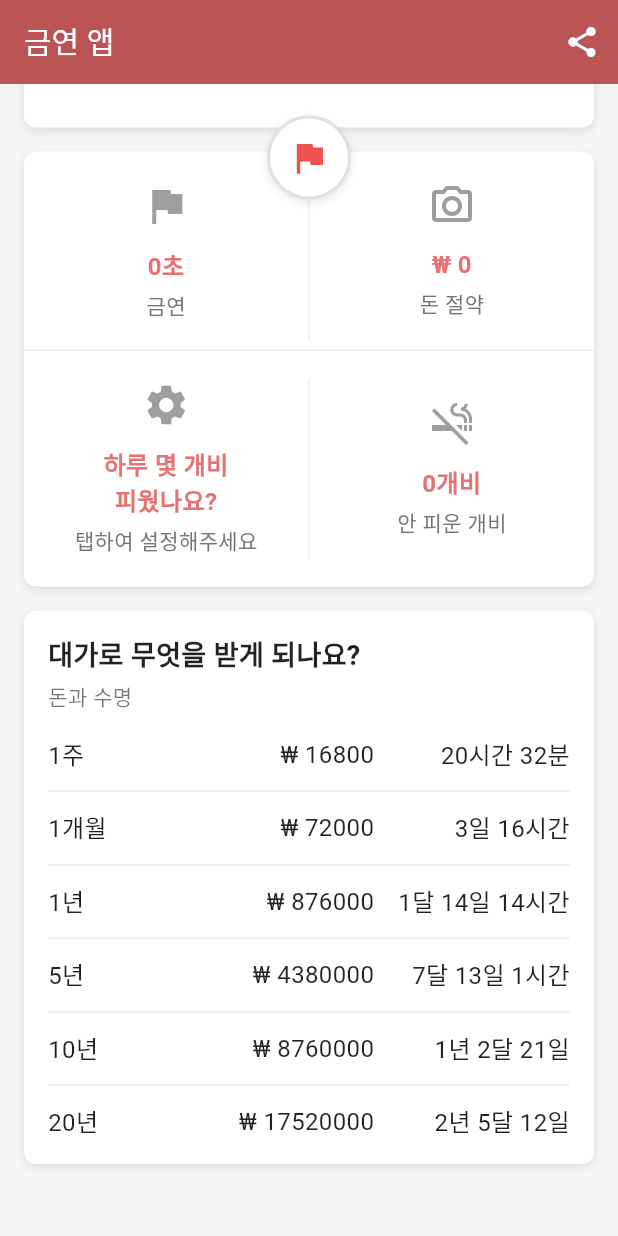
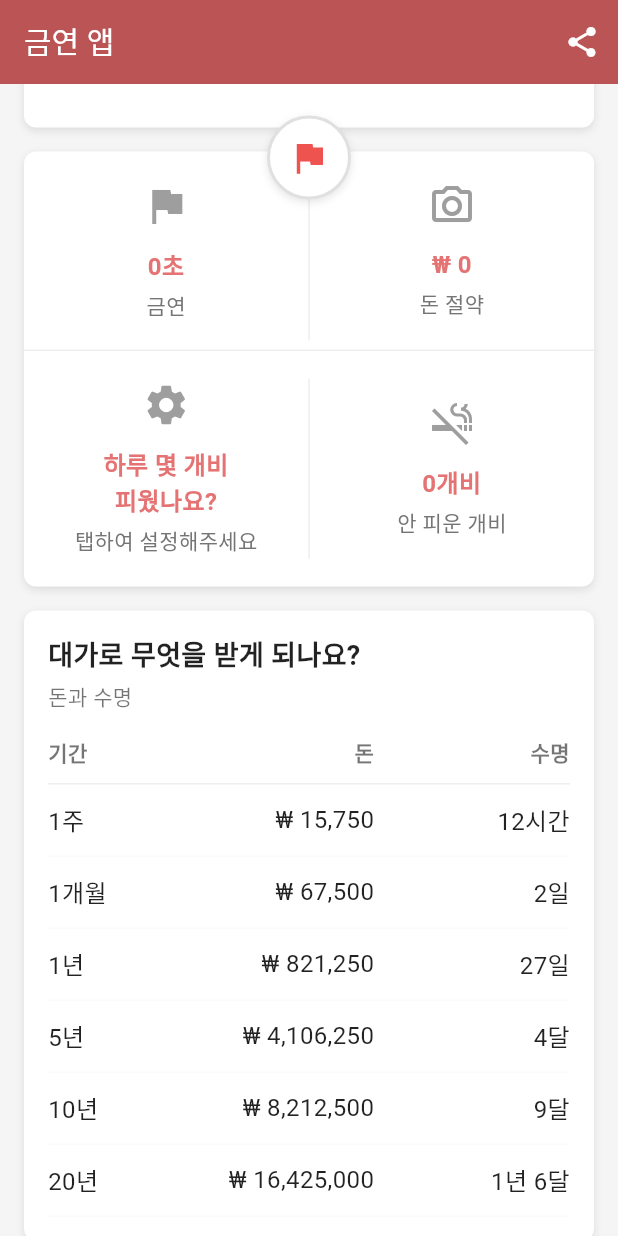
Before and after one commit to MinwooHconnect/no_smoking_app, a Flutter app: the screen it shows after launch, scrolled down 371 dp, on a phone screen of 412 x 824 dp. Run offline on Flutter 3.47's test engine with Material 3 defaults, Android fonts, the phone set to English and light mode, and no system bars; our stand-ins replace cross_file, flutter_local_notifications, get, share_plus, shared_preferences.

Commit message:
Feat: 마지막 카드 완성

```diff
--- a/lib/app/controllers/home_controller.dart
+++ b/lib/app/controllers/home_controller.dart
@@ -365,6 +365,22 @@ class HomeController extends GetxController {
     return cigarettesNotSmoked * 225;
   }
 
+  // 숫자에 천 단위 콤마 추가
+  String formatMoney(double amount) {
+    final amountInt = amount.toInt();
+    final amountStr = amountInt.toString();
+    final buffer = StringBuffer();
+
+    for (int i = 0; i < amountStr.length; i++) {
+      if (i > 0 && (amountStr.length - i) % 3 == 0) {
+        buffer.write(',');
+      }
+      buffer.write(amountStr[i]);
+    }
+
+    return buffer.toString();
+  }
+
   Duration get lifeRegained {
     // 담배 한 개비당 11분의 수명 단축
     final totalCigarettesNotSmoked =
@@ -416,12 +432,7 @@ class HomeController extends GetxController {
   String get elapsedFormatted => formatDuration(elapsed.value);
   String get lifeRegainedFormatted => formatDuration(lifeRegained);
   String get moneySavedFormatted {
-    final amount = moneySaved;
-    final formatted = amount.toString().replaceAllMapped(
-      RegExp(r'(\d)(?=(\d{3})+(?!\d))'),
-      (Match m) => '${m[1]},',
-    );
-    return '₩ $formatted';
+    return '₩ ${formatMoney(moneySaved.toDouble())}';
   }
 
   String get cigarettesNotSmokedFormatted => '${cigarettesNotSmoked}개비';
@@ -453,80 +464,83 @@ class HomeController extends GetxController {
   String get totalMoneyWastedFormatted =>
       '₩ ${totalMoneyWasted.toStringAsFixed(1)}';
 
-  List<FutureReward> get futureRewards => [
+  List<FutureReward> get futureRewards {
+    const pricePerCigarette = 225.0; // 한 개비당 225원
+    const minutesPerCigarette = 11; // 한 개비당 11분의 수명 회복
+    final dailyCigarettes = cigarettesPerDay.value.toDouble();
+
+    return [
       FutureReward(
         period: '1주',
-      money: 16800,
-      life: const Duration(hours: 20, minutes: 32),
+        money: (7 * dailyCigarettes * pricePerCigarette).toDouble(),
+        life: Duration(
+          minutes: (7 * dailyCigarettes * minutesPerCigarette).round(),
+        ),
       ),
       FutureReward(
         period: '1개월',
-      money: 72000,
-      life: const Duration(days: 3, hours: 16),
+        money: (30 * dailyCigarettes * pricePerCigarette).toDouble(),
+        life: Duration(
+          minutes: (30 * dailyCigarettes * minutesPerCigarette).round(),
+        ),
       ),
       FutureReward(
         period: '1년',
-      money: 876000,
-      life: const Duration(days: 44, hours: 14), // 1달 14일 14시간
+        money: (365 * dailyCigarettes * pricePerCigarette).toDouble(),
+        life: Duration(
+          minutes: (365 * dailyCigarettes * minutesPerCigarette).round(),
+        ),
       ),
       FutureReward(
         period: '5년',
-      money: 4380000,
-      life: const Duration(days: 223, hours: 1), // 7달 13일 1시간
+        money: (5 * 365 * dailyCigarettes * pricePerCigarette).toDouble(),
+        life: Duration(
+          minutes: (5 * 365 * dailyCigarettes * minutesPerCigarette).round(),
+        ),
       ),
       FutureReward(
         period: '10년',
-      money: 8760000,
-      life: const Duration(days: 446, hours: 0), // 1년 2달 26일
+        money: (10 * 365 * dailyCigarettes * pricePerCigarette).toDouble(),
+        life: Duration(
+          minutes: (10 * 365 * dailyCigarettes * minutesPerCigarette).round(),
+        ),
       ),
       FutureReward(
         period: '20년',
-      money: 17520000,
-      life: const Duration(days: 892, hours: 0), // 2년 5달 22일
+        money: (20 * 365 * dailyCigarettes * pricePerCigarette).toDouble(),
+        life: Duration(
+          minutes: (20 * 365 * dailyCigarettes * minutesPerCigarette).round(),
+        ),
       ),
     ];
+  }
 
   String formatFutureLife(Duration duration) {
-    final years = duration.inDays ~/ 365;
-    final months = (duration.inDays % 365) ~/ 30;
-    final days = (duration.inDays % 365) % 30;
-    final hours = duration.inHours % 24;
-    final minutes = duration.inMinutes % 60;
+    final totalDays = duration.inDays;
+    final totalHours = duration.inHours;
+    final years = totalDays ~/ 365;
+    final months = (totalDays % 365) ~/ 30;
+    final days = (totalDays % 365) % 30;
 
+    // 일 단위 이상이 있으면 일 단위 이상으로만 표시
+    if (totalDays > 0) {
       if (years > 0) {
         if (months > 0) {
-        if (days > 0) {
-          return '${years}년 ${months}달 ${days}일';
-        }
+          // 달 이상이 있으면 일 표시하지 않음
           return '${years}년 ${months}달';
         }
+        // 년만 있으면 일 표시하지 않음
         return '${years}년';
       } else if (months > 0) {
-      if (days > 0) {
-        if (hours > 0) {
-          return '${months}달 ${days}일 ${hours}시간';
+        // 달만 있으면 일 표시하지 않음
+        return '${months}달';
+      } else {
+        // 일만 있으면 일 표시
+        return '${days}일';
       }
-        return '${months}달 ${days}일';
-      }
-      if (hours > 0) {
-        return '${months}달 ${hours}시간';
-      }
-      return '${months}달';
-    } else if (days > 0) {
-      if (hours > 0) {
-        if (minutes > 0) {
-          return '${days}일 ${hours}시간 ${minutes}분';
-        }
-        return '${days}일 ${hours}시간';
-      }
-      return '${days}일';
-    } else if (hours > 0) {
-      if (minutes > 0) {
-        return '${hours}시간 ${minutes}분';
-      }
-      return '${hours}시간';
     } else {
-      return '${minutes}분';
+      // 일 단위가 안되면 시간으로 표시
+      return '${totalHours}시간';
     }
   }
 }
--- a/lib/app/widgets/future_rewards_card.dart
+++ b/lib/app/widgets/future_rewards_card.dart
@@ -40,63 +40,112 @@ class FutureRewardsCard extends GetView<HomeController> {
               style: TextStyle(fontSize: 14, color: AppColor.textSecondary),
             ),
             const SizedBox(height: 16),
-            ...controller.futureRewards.asMap().entries.map((entry) {
-              final index = entry.key;
-              final reward = entry.value;
-              return Column(
+            Obx(
+              () => Table(
+                columnWidths: const {
+                  0: FlexColumnWidth(2),
+                  1: FlexColumnWidth(3),
+                  2: FlexColumnWidth(3),
+                },
                 children: [
-                  _buildRewardRow(
-                    period: reward.period,
-                    money: '₩ ${reward.money.toStringAsFixed(0)}',
-                    life: controller.formatFutureLife(reward.life),
+                  // 헤더 행
+                  TableRow(
+                    decoration: BoxDecoration(
+                      border: Border(
+                        bottom: BorderSide(color: AppColor.divider, width: 1),
+                      ),
+                    ),
+                    children: [
+                      Padding(
+                        padding: const EdgeInsets.only(bottom: 12),
+                        child: Text(
+                          '기간',
+                          style: TextStyle(
+                            fontSize: 14,
+                            fontWeight: FontWeight.w600,
+                            color: AppColor.textSecondary,
+                          ),
+                        ),
+                      ),
+                      Padding(
+                        padding: const EdgeInsets.only(bottom: 12),
+                        child: Text(
+                          '돈',
+                          style: TextStyle(
+                            fontSize: 14,
+                            fontWeight: FontWeight.w600,
+                            color: AppColor.textSecondary,
+                          ),
+                          textAlign: TextAlign.right,
+                        ),
+                      ),
+                      Padding(
+                        padding: const EdgeInsets.only(bottom: 12),
+                        child: Text(
+                          '수명',
+                          style: TextStyle(
+                            fontSize: 14,
+                            fontWeight: FontWeight.w600,
+                            color: AppColor.textSecondary,
+                          ),
+                          textAlign: TextAlign.right,
+                        ),
+                      ),
+                    ],
                   ),
-                  if (index < controller.futureRewards.length - 1)
-                    Container(
-                      margin: const EdgeInsets.symmetric(vertical: 12),
-                      height: 1,
-                      color: AppColor.divider,
-                    ),
+                  // 데이터 행들
+                  ...controller.futureRewards.map((reward) {
+                    return TableRow(
+                      decoration: BoxDecoration(
+                        border: Border(
+                          bottom: BorderSide(
+                            color: AppColor.divider.withValues(alpha: 0.5),
+                            width: 0.5,
+                          ),
+                        ),
+                      ),
+                      children: [
+                        Padding(
+                          padding: const EdgeInsets.symmetric(vertical: 12),
+                          child: Text(
+                            reward.period,
+                            style: const TextStyle(
+                              fontSize: 16,
+                              color: AppColor.textPrimary,
+                            ),
+                          ),
+                        ),
+                        Padding(
+                          padding: const EdgeInsets.symmetric(vertical: 12),
+                          child: Text(
+                            '₩ ${controller.formatMoney(reward.money)}',
+                            style: const TextStyle(
+                              fontSize: 16,
+                              color: AppColor.textPrimary,
+                            ),
+                            textAlign: TextAlign.right,
+                          ),
+                        ),
+                        Padding(
+                          padding: const EdgeInsets.symmetric(vertical: 12),
+                          child: Text(
+                            controller.formatFutureLife(reward.life),
+                            style: const TextStyle(
+                              fontSize: 16,
+                              color: AppColor.textPrimary,
+                            ),
+                            textAlign: TextAlign.right,
+                          ),
+                        ),
+                      ],
+                    );
+                  }).toList(),
                 ],
-              );
-            }),
+              ),
+            ),
           ],
         ),
       ),
     );
   }
-
-  Widget _buildRewardRow({
-    required String period,
-    required String money,
-    required String life,
-  }) {
-    return Row(
-      mainAxisAlignment: MainAxisAlignment.spaceBetween,
-      children: [
-        Expanded(
-          flex: 2,
-          child: Text(
-            period,
-            style: const TextStyle(fontSize: 16, color: AppColor.textPrimary),
-          ),
-        ),
-        Expanded(
-          flex: 3,
-          child: Text(
-            money,
-            style: const TextStyle(fontSize: 16, color: AppColor.textPrimary),
-            textAlign: TextAlign.right,
-          ),
-        ),
-        Expanded(
-          flex: 3,
-          child: Text(
-            life,
-            style: const TextStyle(fontSize: 16, color: AppColor.textPrimary),
-            textAlign: TextAlign.right,
-          ),
-        ),
-      ],
-    );
-  }
 }
--- a/lib/app/widgets/money_saved_detail_dialog.dart
+++ b/lib/app/widgets/money_saved_detail_dialog.dart
@@ -12,13 +12,6 @@ import '../util/color.dart';
 
 class MoneySavedDetailDialog extends GetView<HomeController> {
   const MoneySavedDetailDialog({super.key});
-
-  String _formatMoney(int amount) {
-    return amount.toString().replaceAllMapped(
-      RegExp(r'(\d)(?=(\d{3})+(?!\d))'),
-      (Match m) => '${m[1]},',
-    );
-  }
 
   Future<void> _shareScreenshot(
     BuildContext context,
@@ -50,7 +43,7 @@ class MoneySavedDetailDialog extends GetView<HomeController> {
       final elapsed = controller.elapsedFormatted;
       final cigarettesPerDay = controller.cigarettesPerDay.value;
       final cigarettesNotSmoked = controller.cigarettesNotSmoked;
-      final moneySaved = _formatMoney(controller.moneySaved);
+      final moneySaved = controller.formatMoney(controller.moneySaved.toDouble());
 
       const playStoreLink =
           'https://play.google.com/store/apps/details?id=com.example.no_smoking_app';
@@ -208,7 +201,7 @@ $playStoreLink
                             ),
                           ),
                           Text(
-                            '₩ ${_formatMoney(controller.moneySaved)}',
+                            '₩ ${controller.formatMoney(controller.moneySaved.toDouble())}',
                             style: const TextStyle(
                               fontSize: 20,
                               fontWeight: FontWeight.w700,
```
Lines whose indentation alone changed are shown as unchanged.
